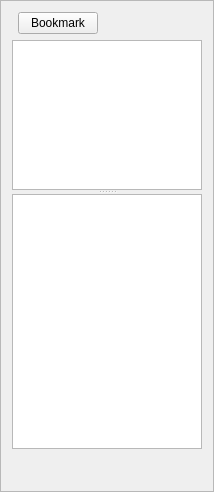
Qt form oom/widgets/AudioClipListBase.ui (ccherrett/oom) before a commit.
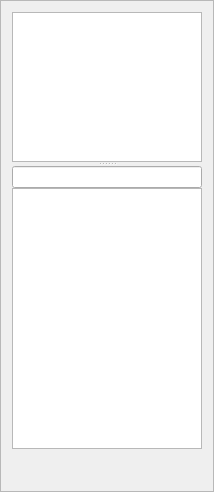
The same form after that commit.

Commit message: Started working on cliplist bookmarks

What changed in the file:
```diff
--- a/oom/widgets/AudioClipListBase.ui
+++ b/oom/widgets/AudioClipListBase.ui
@@ -19,34 +19,7 @@
   <property name="frameShadow">
    <enum>QFrame::Raised</enum>
   </property>
-  <layout class="QVBoxLayout" name="verticalLayout">
-   <item>
-    <layout class="QHBoxLayout" name="horizontalLayout">
-     <property name="leftMargin">
-      <number>6</number>
-     </property>
-     <item>
-      <widget class="QPushButton" name="btnBookmark">
-       <property name="text">
-        <string>Bookmark</string>
-       </property>
-      </widget>
-     </item>
-     <item>
-      <spacer name="horizontalSpacer">
-       <property name="orientation">
-        <enum>Qt::Horizontal</enum>
-       </property>
-       <property name="sizeHint" stdset="0">
-        <size>
-         <width>40</width>
-         <height>20</height>
-        </size>
-       </property>
-      </spacer>
-     </item>
-    </layout>
-   </item>
+  <layout class="QVBoxLayout" name="verticalLayout_2">
    <item>
     <widget class="QSplitter" name="splitter">
      <property name="orientation">
@@ -89,7 +62,29 @@
       <property name="selectionBehavior">
        <enum>QAbstractItemView::SelectRows</enum>
       </property>
+      <property name="iconSize">
+       <size>
+        <width>22</width>
+        <height>22</height>
+       </size>
+      </property>
      </widget>
+     <widget class="QWidget" name="verticalLayoutWidget">
+      <layout class="QVBoxLayout" name="verticalLayout" stretch="0,1">
+       <property name="spacing">
+        <number>0</number>
+       </property>
+       <item>
+        <widget class="QLineEdit" name="txtPath">
+         <property name="toolTip">
+          <string>Current Path</string>
+         </property>
+         <property name="readOnly">
+          <bool>true</bool>
+         </property>
+        </widget>
+       </item>
+       <item>
      <widget class="QListView" name="m_fileList">
       <property name="maximumSize">
        <size>
@@ -115,9 +110,18 @@
       <property name="selectionBehavior">
        <enum>QAbstractItemView::SelectRows</enum>
       </property>
+         <property name="iconSize">
+          <size>
+           <width>22</width>
+           <height>22</height>
+          </size>
+         </property>
       <property name="verticalScrollMode">
        <enum>QAbstractItemView::ScrollPerPixel</enum>
       </property>
+        </widget>
+       </item>
+      </layout>
      </widget>
     </widget>
    </item>
```
Left out of the diff: 3 changed lines with no effect on the pictures. Lines whose indentation alone changed are shown as unchanged. The commit also changes 3 other files.
